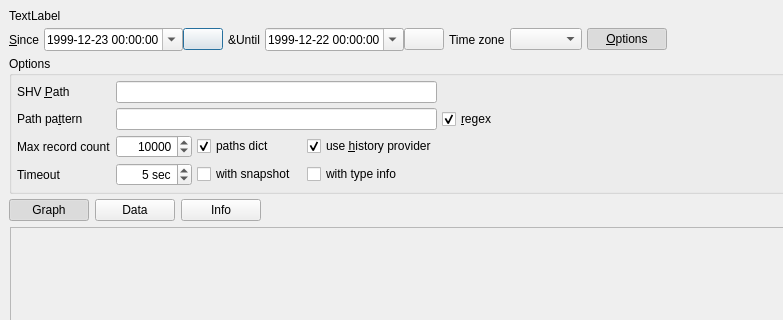
This is libshvvisu/src/logview/dlgloginspector.ui in syyyr/libshv as Qt 5 draws it before an edit; both pictures show x 0 to 783 and y 0 to 320 of the 1174 by 621 pixel window. The edited form follows.
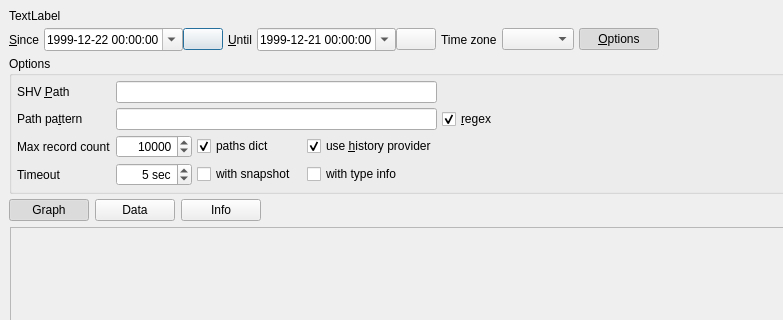
This is the edited form. Icons and pictures are not drawn. Custom widgets are drawn as their Qt base class.

Commit message: DlgLogInspector Until buddy fixed

```diff
--- a/libshvvisu/src/logview/dlgloginspector.ui
+++ b/libshvvisu/src/logview/dlgloginspector.ui
@@ -65,7 +65,7 @@
           <date>
            <year>1999</year>
            <month>12</month>
-           <day>23</day>
+           <day>22</day>
           </date>
          </property>
          <property name="displayFormat">
@@ -94,6 +94,9 @@
        <property name="text">
         <string>&amp;Until</string>
        </property>
+       <property name="buddy">
+        <cstring>edUntil</cstring>
+       </property>
       </widget>
      </item>
      <item>
@@ -113,7 +116,7 @@
           <date>
            <year>1999</year>
            <month>12</month>
-           <day>22</day>
+           <day>21</day>
           </date>
          </property>
          <property name="displayFormat">
```
